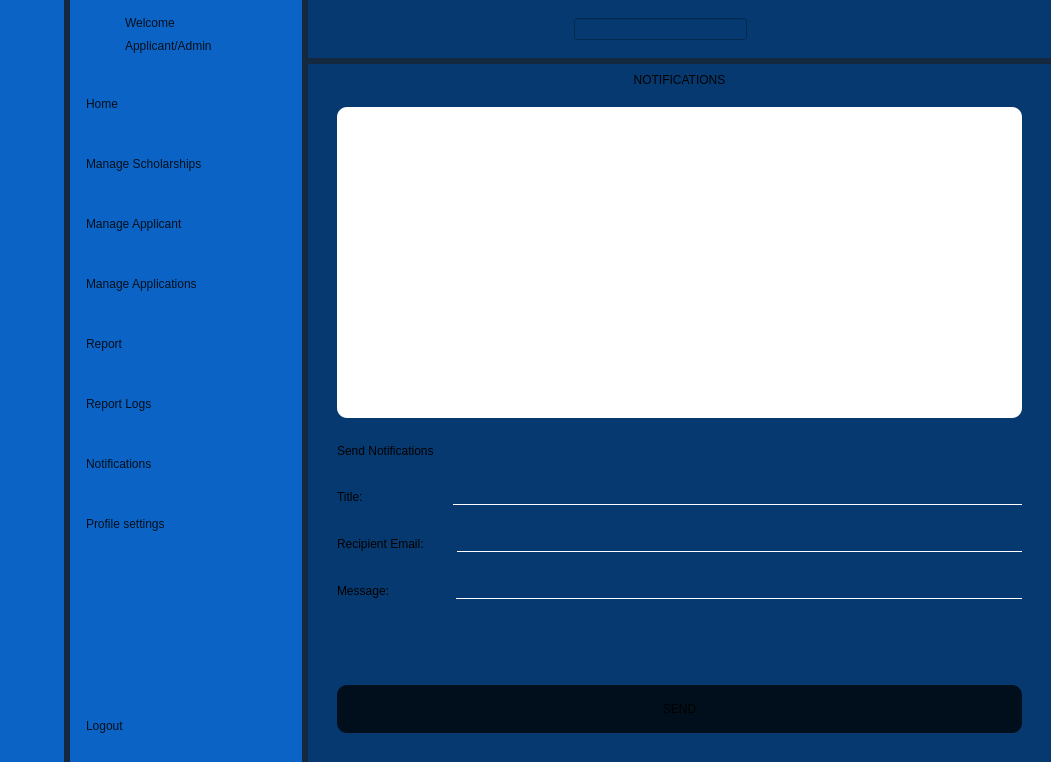
The window that SholarshipManagementSystem/homePage/dash.ui (YNCO10/scholarshipManagementSystem) describes before a commit, drawn with Qt 5.
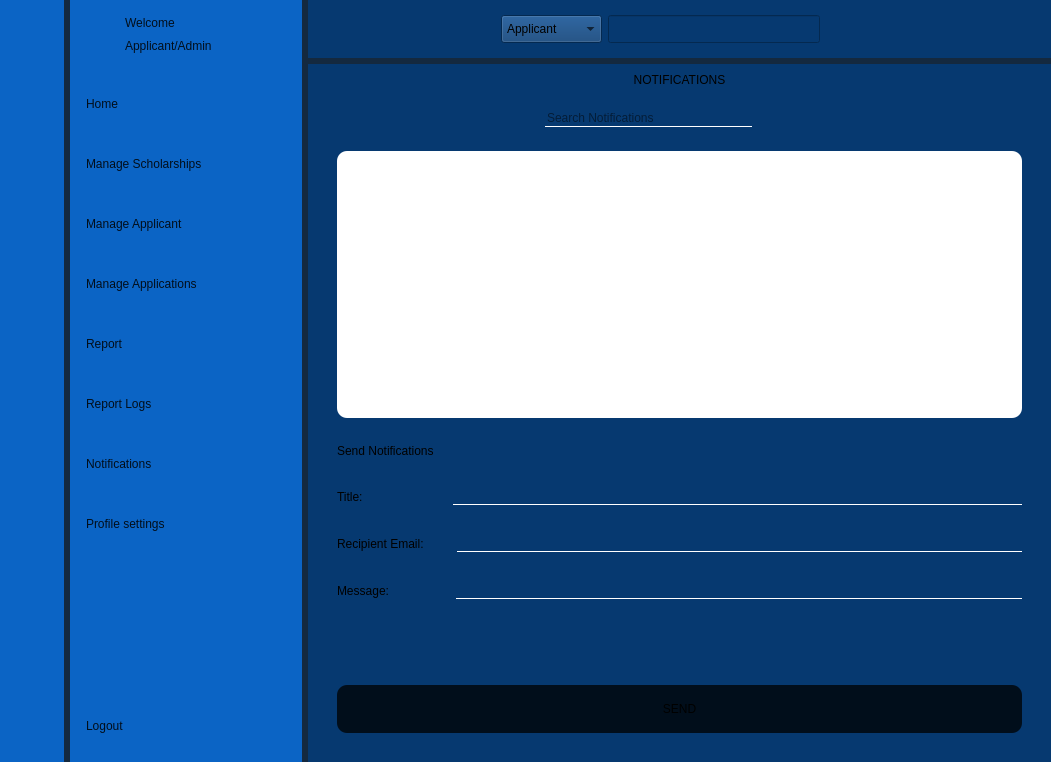
The same window after the commit. The open tabs and pages were chosen to show the change. Icons and pictures are not drawn.

What changed in the file:
```diff
--- a/SholarshipManagementSystem/homePage/dash.ui
+++ b/SholarshipManagementSystem/homePage/dash.ui
@@ -116,7 +116,43 @@
           <item>
            <layout class="QHBoxLayout" name="horizontalLayout">
             <item>
-             <widget class="QLineEdit" name="searchBarTxt"/>
+             <widget class="QComboBox" name="searchCategoryComboBox">
+              <property name="cursor">
+               <cursorShape>PointingHandCursor</cursorShape>
+              </property>
+              <property name="styleSheet">
+               <string notr="true">padding:5px;</string>
+              </property>
+              <property name="placeholderText">
+               <string/>
+              </property>
+              <property name="frame">
+               <bool>true</bool>
+              </property>
+              <item>
+               <property name="text">
+                <string>Applicant</string>
+               </property>
+              </item>
+              <item>
+               <property name="text">
+                <string>Applications</string>
+               </property>
+              </item>
+              <item>
+               <property name="text">
+                <string>Scholarships</string>
+               </property>
+              </item>
+             </widget>
+            </item>
+            <item>
+             <widget class="QLineEdit" name="searchBarTxt">
+              <property name="styleSheet">
+               <string notr="true">padding:5px;
+width:200px;</string>
+              </property>
+             </widget>
             </item>
             <item>
              <widget class="QPushButton" name="searchBtn">
@@ -1059,6 +1095,75 @@
                </property>
               </widget>
              </item>
+             <item>
+              <layout class="QHBoxLayout" name="horizontalLayout_16">
+               <item>
+                <spacer name="horizontalSpacer_15">
+                 <property name="orientation">
+                  <enum>Qt::Orientation::Horizontal</enum>
+                 </property>
+                 <property name="sizeHint" stdset="0">
+                  <size>
+                   <width>40</width>
+                   <height>20</height>
+                  </size>
+                 </property>
+                </spacer>
+               </item>
+               <item>
+                <widget class="QLineEdit" name="notificationsSearchBarTxt">
+                 <property name="styleSheet">
+                  <string notr="true"/>
+                 </property>
+                 <property name="placeholderText">
+                  <string>Search Notifications</string>
+                 </property>
+                </widget>
+               </item>
+               <item>
+                <widget class="QPushButton" name="searchNotificationsBtn">
+                 <property name="cursor">
+                  <cursorShape>PointingHandCursor</cursorShape>
+                 </property>
+                 <property name="styleSheet">
+                  <string notr="true">QPushButton{
+	margin:0px;
+	padding:5px;
+	background-color: rgb(6, 57, 112);
+}
+
+QPushButton:checked{
+	border: none;
+	
+}</string>
+                 </property>
+                 <property name="text">
+                  <string/>
+                 </property>
+                 <property name="icon">
+                  <iconset resource="../../projectRescources.qrc">
+                   <normaloff>:/icons/search.png</normaloff>:/icons/search.png</iconset>
+                 </property>
+                 <property name="checkable">
+                  <bool>true</bool>
+                 </property>
+                </widget>
+               </item>
+               <item>
+                <spacer name="horizontalSpacer_16">
+                 <property name="orientation">
+                  <enum>Qt::Orientation::Horizontal</enum>
+                 </property>
+                 <property name="sizeHint" stdset="0">
+                  <size>
+                   <width>40</width>
+                   <height>20</height>
+                  </size>
+                 </property>
+                </spacer>
+               </item>
+              </layout>
+             </item>
              <item>
               <widget class="QTableWidget" name="notificationsTableWidget"/>
              </item>
```
Left out of the diff: 56 changed lines with no effect on the pictures.
